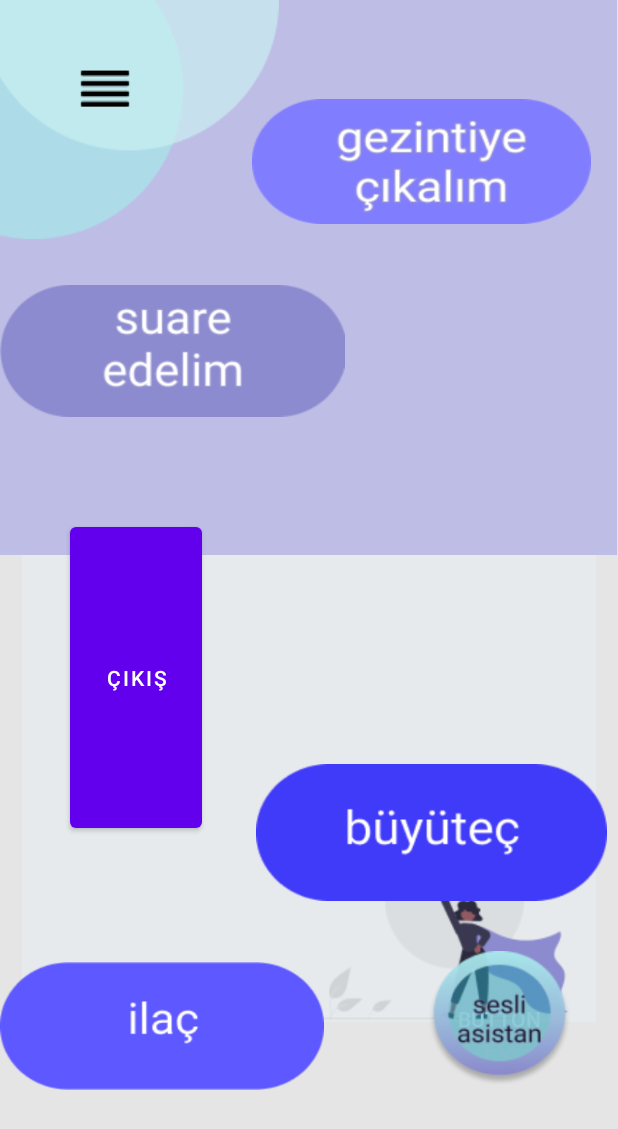
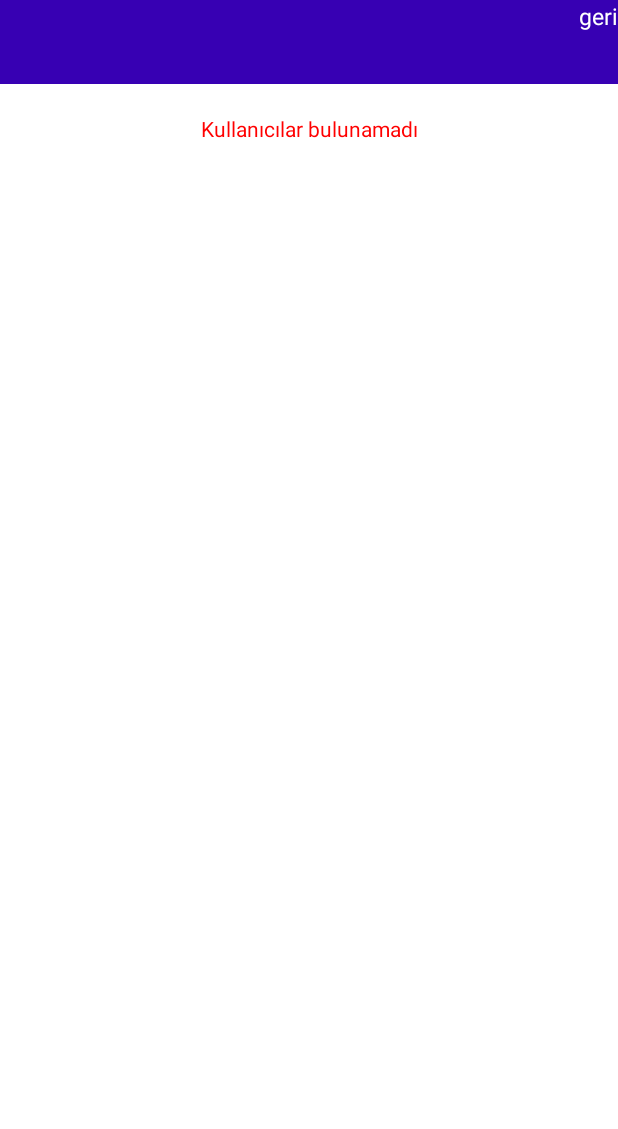
Before and after one commit to bxbalaban/SuareApp, an Android app: the SuareGiris screen opened directly, with no data from a screen before it, after a tap on "BUTTON", on a phone screen of 412 x 824 dp. Shown: the top 1129 px of the screen. Run offline under Robolectric (Android 15) with nearby library versions, the phone set to English and light mode, and no system bars; our stand-ins replace Firebase (no records; nobody signed in at launch, a user with empty details on screens opened directly), sdp/ssp sizes.

Commit message:
Listing users from dt

```diff
--- a/app/build.gradle
+++ b/app/build.gradle
@@ -56,7 +56,4 @@ dependencies {
     implementation "com.google.android.gms:play-services-auth-api-phone:16.0.0"
 
 
-
-
-
 }
--- a/app/src/main/java/com/example/suareapp/activities/AnaEkran.java
+++ b/app/src/main/java/com/example/suareapp/activities/AnaEkran.java
@@ -89,7 +89,7 @@ public class AnaEkran extends AppCompatActivity {
                 .addOnSuccessListener(new OnSuccessListener<Void>() {
                     @Override
                     public void onSuccess(Void aVoid) {
-                        //Toast.makeText(AnaEkran.this,"Token updated",Toast.LENGTH_SHORT).show();
+                        Toast.makeText(AnaEkran.this,"Token updated",Toast.LENGTH_SHORT).show();
                     }
                 })
                 .addOnFailureListener(new OnFailureListener() {
--- a/app/src/main/java/com/example/suareapp/activities/Otp_onay.java
+++ b/app/src/main/java/com/example/suareapp/activities/Otp_onay.java
@@ -263,6 +263,7 @@ private PreferenceManager preferenceManager;
         user.put(Constants.KEY_NAME,name);
         user.put(Constants.KEY_PHONE,mobile);
 
+
         database.collection(Constants.KEY_COLLECTIONS_USERS).add(user)
                 .addOnSuccessListener(new OnSuccessListener<DocumentReference>() {
                     @Override
--- /dev/null
+++ b/app/src/main/java/com/example/suareapp/activities/Rehber.java
@@ -0,0 +1,92 @@
+package com.example.suareapp.activities;
+
+import androidx.annotation.NonNull;
+import androidx.appcompat.app.AppCompatActivity;
+import androidx.recyclerview.widget.RecyclerView;
+
+import android.database.Cursor;
+import android.os.Bundle;
+import android.provider.ContactsContract;
+import android.util.Log;
+import android.view.View;
+import android.widget.ProgressBar;
+import android.widget.TextView;
+
+import com.example.suareapp.R;
+import com.example.suareapp.adapters.UserAdapters;
+import com.example.suareapp.firebase.Constants;
+import com.example.suareapp.firebase.PreferenceManager;
+import com.example.suareapp.models.User;
+import com.google.android.gms.tasks.OnCompleteListener;
+import com.google.android.gms.tasks.Task;
+import com.google.firebase.firestore.FirebaseFirestore;
+import com.google.firebase.firestore.QueryDocumentSnapshot;
+import com.google.firebase.firestore.QuerySnapshot;
+
+import java.util.ArrayList;
+import java.util.List;
+
+public class Rehber extends AppCompatActivity {
+
+    private PreferenceManager preferenceManager;
+    private List<User> users;
+    private List<User> contactsList;
+    private UserAdapters userAdapters;
+    private TextView textErrorMessage;
+    private ProgressBar usersProggressBar;
+
+
+    @Override
+    protected void onCreate(Bundle savedInstanceState) {
+        super.onCreate(savedInstanceState);
+        setContentView(R.layout.activity_rehber);
+        preferenceManager =new PreferenceManager(getApplicationContext());
+
+        RecyclerView usersRecycleView = findViewById(R.id.usersRecycleView);
+        textErrorMessage=findViewById(R.id.textErrorMessage);
+        usersProggressBar=findViewById(R.id.usersProggressBar);
+
+        users=new ArrayList<>();
+        userAdapters=new UserAdapters(users);
+        usersRecycleView.setAdapter(userAdapters);
+
+
+        getUsers();
+    }
+    private void getUsers(){
+        usersProggressBar.setVisibility(View.VISIBLE);
+        FirebaseFirestore database=FirebaseFirestore.getInstance();
+        database.collection(Constants.KEY_COLLECTIONS_USERS).get().addOnCompleteListener(new OnCompleteListener<QuerySnapshot>() {
+            @Override
+            public void onComplete(@NonNull Task<QuerySnapshot> task) {
+                usersProggressBar.setVisibility(View.GONE);
+                String myUserID=preferenceManager.getString(Constants.KEY_USER_ID);
+                if(task.isSuccessful()&&task.getResult()!=null){
+                    for(QueryDocumentSnapshot documentSnapshot: task.getResult()){
+                        //i will not be listed as a user
+                        if(myUserID.equals(documentSnapshot.getId())) continue;
+                        User user=new User();
+                        user.name=documentSnapshot.getString(Constants.KEY_NAME);
+                        user.mobile=documentSnapshot.getString(Constants.KEY_PHONE);
+                        user.token=documentSnapshot.getString(Constants.KEY_FCM_TOKEN);
+                        users.add(user);
+                    }
+
+                    if(users.size()>0){
+                        userAdapters.notifyDataSetChanged();
+                    }
+                    else{
+                        textErrorMessage.setText(String.format("%s","Kullanıcılar bulunamadı"));
+                        textErrorMessage.setVisibility(View.VISIBLE);
+                    }
+                }
+                else{
+                    textErrorMessage.setText(String.format("%s","Kullanıcılar bulunamadı"));
+                    textErrorMessage.setVisibility(View.VISIBLE);
+                }
+            }
+        });
+    }
+
+
+}
--- a/app/src/main/java/com/example/suareapp/activities/SuareGiris.java
+++ b/app/src/main/java/com/example/suareapp/activities/SuareGiris.java
@@ -11,6 +11,7 @@ import com.example.suareapp.R;
 
 public class SuareGiris extends AppCompatActivity {
 private Button button12;
+private Button button7;
     @Override
     protected void onCreate(Bundle savedInstanceState) {
         super.onCreate(savedInstanceState);
@@ -24,5 +25,13 @@ private Button button12;
                 startActivity(topage1);
             }
         });
+        Button button7=(Button)findViewById(R.id.button7);
+        button7.setOnClickListener(new View.OnClickListener() {
+            @Override
+            public void onClick(View v) {
+                Intent topage1=new Intent(SuareGiris.this, Rehber.class);
+                startActivity(topage1);
+            }
+        });
     }
 }
--- /dev/null
+++ b/app/src/main/java/com/example/suareapp/adapters/UserAdapters.java
@@ -0,0 +1,67 @@
+package com.example.suareapp.adapters;
+
+import android.view.LayoutInflater;
+import android.view.View;
+import android.view.ViewGroup;
+import android.widget.ImageView;
+import android.widget.TextView;
+
+import androidx.annotation.NonNull;
+import androidx.recyclerview.widget.RecyclerView;
+
+import com.example.suareapp.R;
+import com.example.suareapp.models.User;
+
+import java.util.List;
+
+public class UserAdapters extends RecyclerView.Adapter<UserAdapters.UserViewHolder>{
+
+    private List<User> users;
+
+    public UserAdapters(List<User> users) {
+        this.users = users;
+    }
+
+    @NonNull
+    @Override
+    public UserViewHolder onCreateViewHolder(@NonNull ViewGroup parent, int viewType) {
+        return new UserViewHolder(
+                LayoutInflater.from(parent.getContext()).inflate(
+                        R.layout.item_container_user,
+                        parent,
+                        false
+                )
+        );
+    }
+
+    @Override
+    public void onBindViewHolder(@NonNull UserViewHolder holder, int position) {
+        holder.setUserData(users.get(position));
+    }
+
+    @Override
+    public int getItemCount() {
+        return users.size() ;
+    }
+
+    static class UserViewHolder extends RecyclerView.ViewHolder{
+        TextView textFirstChar, textUserName , textMobile;
+        ImageView imageAudioMeeting,imageVideoMeeting;
+
+
+        UserViewHolder(@NonNull View itemView) {
+            super(itemView);
+            textFirstChar=itemView.findViewById(R.id.textFirstChar);
+            textUserName=itemView.findViewById(R.id.textUserName);
+            textMobile=itemView.findViewById(R.id.textMobile);
+            imageAudioMeeting=itemView.findViewById(R.id.imageAudioMeeting);
+            imageVideoMeeting=itemView.findViewById(R.id.imageVideoMeeting);
+
+        }
+        void setUserData(User user){
+            textFirstChar.setText(user.name.substring(0,1));
+            textUserName.setText(user.name);
+            textMobile.setText(user.mobile);
+        }
+    }
+}
--- /dev/null
+++ b/app/src/main/res/drawable/ic_audio.xml
@@ -0,0 +1,5 @@
+<vector android:height="50dp" android:tint="?attr/colorControlNormal"
+    android:viewportHeight="24" android:viewportWidth="24"
+    android:width="50dp" xmlns:android="http://schemas.android.com/apk/res/android">
+    <path android:fillColor="@android:color/white" android:pathData="M20.01,15.38c-1.23,0 -2.42,-0.2 -3.53,-0.56 -0.35,-0.12 -0.74,-0.03 -1.01,0.24l-1.57,1.97c-2.83,-1.35 -5.48,-3.9 -6.89,-6.83l1.95,-1.66c0.27,-0.28 0.35,-0.67 0.24,-1.02 -0.37,-1.11 -0.56,-2.3 -0.56,-3.53 0,-0.54 -0.45,-0.99 -0.99,-0.99H4.19C3.65,3 3,3.24 3,3.99 3,13.28 10.73,21 20.01,21c0.71,0 0.99,-0.63 0.99,-1.18v-3.45c0,-0.54 -0.45,-0.99 -0.99,-0.99z"/>
+</vector>
--- a/app/src/main/res/layout/activity_kayit_ekrani.xml
+++ b/app/src/main/res/layout/activity_kayit_ekrani.xml
@@ -87,7 +87,7 @@
 
 
         <TextView
-            android:layout_width="311dp"
+            android:layout_width="wrap_content"
             android:layout_height="30dp"
             android:layout_gravity="center"
             android:layout_marginStart="50dp"
--- /dev/null
+++ b/app/src/main/res/layout/activity_rehber.xml
@@ -0,0 +1,73 @@
+<?xml version="1.0" encoding="utf-8"?>
+<androidx.constraintlayout.widget.ConstraintLayout xmlns:android="http://schemas.android.com/apk/res/android"
+    xmlns:app="http://schemas.android.com/apk/res-auto"
+    xmlns:tools="http://schemas.android.com/tools"
+    android:layout_width="match_parent"
+    android:layout_height="match_parent"
+    tools:context=".activities.Rehber"
+    android:background="#FFFFFF"
+    >
+    <LinearLayout
+        android:id="@+id/layoutHeader"
+        android:gravity="center_vertical"
+        android:layout_width="match_parent"
+        android:layout_height="?actionBarSize"
+        android:background="@color/purple_700"
+        android:orientation="horizontal"
+        app:layout_constraintTop_toTopOf="parent">
+
+        <TextView
+            android:id="@+id/textTitle"
+            android:layout_width="0dp"
+            android:layout_marginEnd="8dp"
+            android:layout_height="wrap_content"
+            android:layout_weight="1"
+            android:textColor="#FFFFFF"
+            android:textSize="15dp"
+            android:layout_marginRight="8dp" />
+        <TextView
+            android:layout_width="wrap_content"
+            android:layout_height="match_parent"
+            android:layout_gravity="center"
+            android:textSize="15dp"
+            android:text="geri"
+            android:textColor="#FFFFFF"/>
+
+
+
+
+
+    </LinearLayout>
+
+    <androidx.recyclerview.widget.RecyclerView
+        android:id="@+id/usersRecycleView"
+
+        android:layout_width="match_parent"
+        android:layout_height="0dp"
+        android:orientation="vertical"
+        app:layoutManager="androidx.recyclerview.widget.LinearLayoutManager"
+        app:layout_constraintTop_toBottomOf="@id/layoutHeader">
+
+
+    </androidx.recyclerview.widget.RecyclerView>
+
+    <TextView
+        android:id="@+id/textErrorMessage"
+        android:layout_width="match_parent"
+        android:layout_height="wrap_content"
+        android:layout_marginTop="20dp"
+        android:gravity="center"
+        android:textColor="#FF0000"
+        android:visibility="gone"
+        app:layout_constraintTop_toBottomOf="@id/layoutHeader" />
+
+    <ProgressBar
+        android:id="@+id/usersProggressBar"
+        android:layout_width="25dp"
+        android:layout_height="25dp"
+        android:layout_marginTop="20dp"
+        android:visibility="gone"
+        app:layout_constraintEnd_toStartOf="parent"
+        app:layout_constraintTop_toBottomOf="@id/layoutHeader" />
+
+</androidx.constraintlayout.widget.ConstraintLayout>
--- /dev/null
+++ b/app/src/main/res/values/dimens.xml
@@ -0,0 +1,5 @@
+<?xml version="1.0" encoding="utf-8"?>
+<resources>
+    <dimen name="_35sdp" />
+    <dimen name="_5sdp" />
+</resources>
--- a/build.gradle
+++ b/build.gradle
@@ -7,7 +7,6 @@ buildscript {
     dependencies {
         classpath "com.android.tools.build:gradle:4.1.2"
         classpath 'com.google.gms:google-services:4.3.5'
-
         // NOTE: Do not place your application dependencies here; they belong
         // in the individual module build.gradle files
     }
```
Also changed, not shown: app/src/main/AndroidManifest.xml (+13 -16 lines), app/src/main/java/com/example/suareapp/models/User.java (added, +8 -0 lines), app/src/main/res/drawable/background_user_icon.xml (added, +7 -0 lines), app/src/main/res/drawable/ic_video.xml (added, +10 -0 lines), app/src/main/res/layout/activity_suare_giris.xml (+12 -10 lines), app/src/main/res/layout/item_container_user.xml (added, +103 -0 lines).
